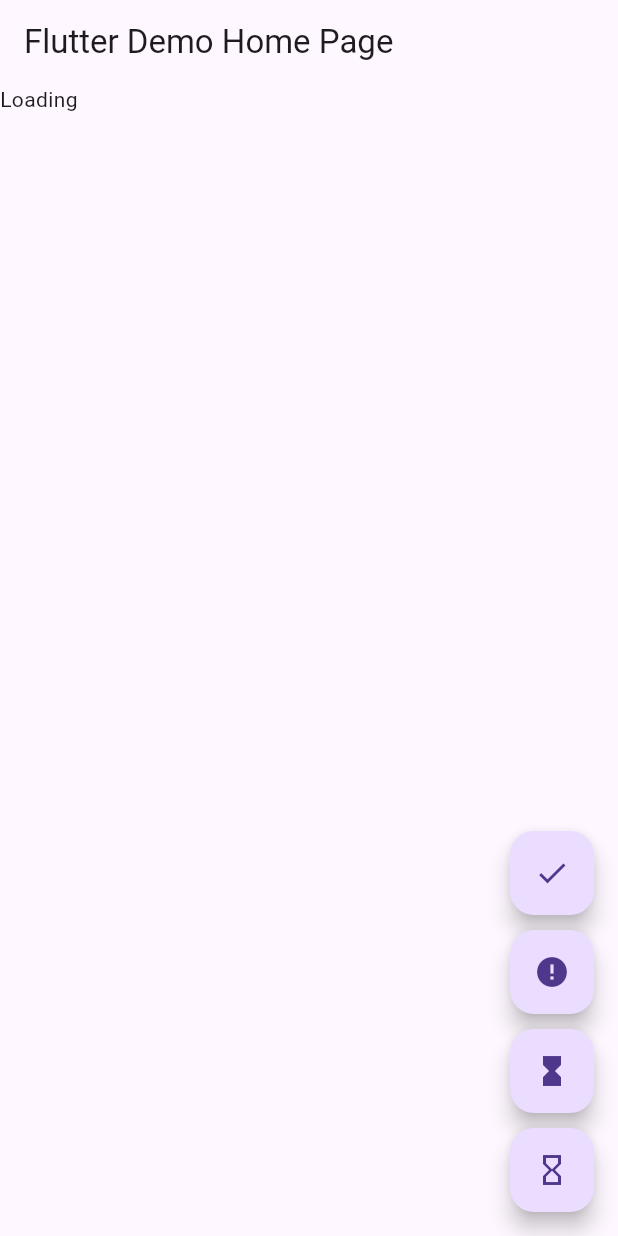
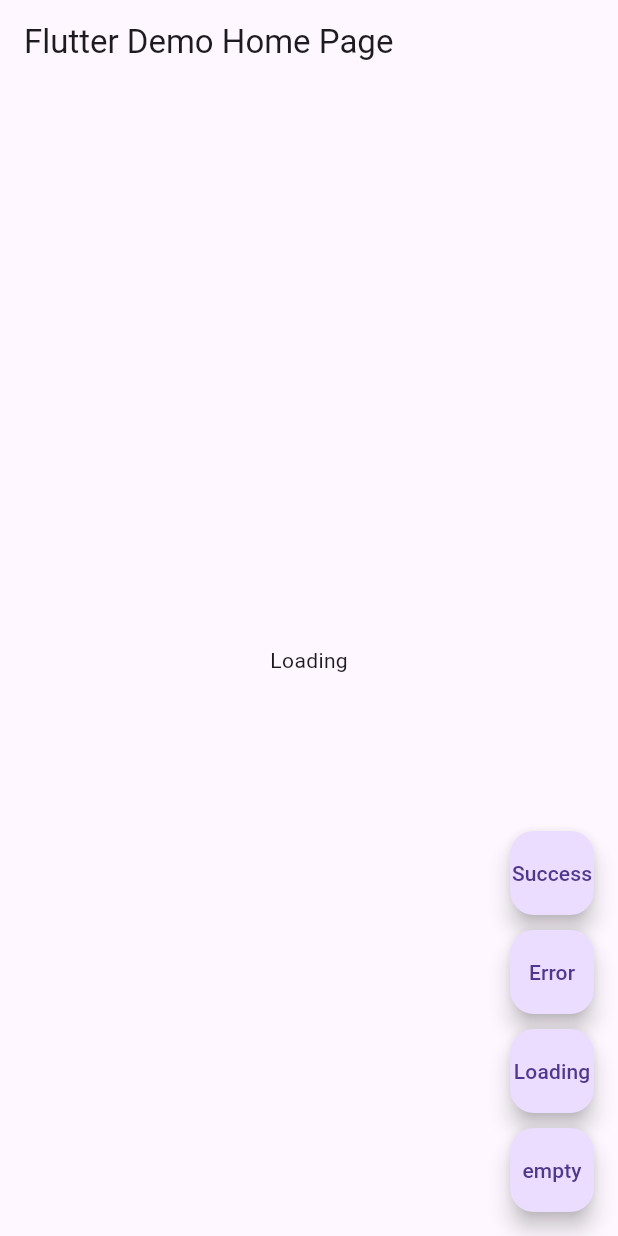
Before and after one commit to wosika/flutter_state_widget, a Flutter app: the screen it shows after launch, on a phone screen of 412 x 824 dp. Run offline on Flutter 3.47's test engine with Material 3 defaults, Android fonts, the phone set to English and light mode, and no system bars.

Commit message:
update demo.

```diff
--- a/example/lib/main.dart
+++ b/example/lib/main.dart
@@ -71,7 +71,7 @@ class _MyHomePageState extends State<MyHomePage> {
                 });
               },
               tooltip: 'Success',
-              child: const Icon(Icons.check),
+              child: Text("Success"),
             ),
             const SizedBox(height: 10),
             FloatingActionButton(
@@ -81,7 +81,7 @@ class _MyHomePageState extends State<MyHomePage> {
                 });
               },
               tooltip: 'Error',
-              child: const Icon(Icons.error),
+              child: Text("Error"),
             ),
             const SizedBox(height: 10),
             FloatingActionButton(
@@ -91,7 +91,7 @@ class _MyHomePageState extends State<MyHomePage> {
                 });
               },
               tooltip: 'Loading',
-              child: const Icon(Icons.hourglass_full),
+              child: Text("Loading"),
             ),
             const SizedBox(height: 10),
             FloatingActionButton(
@@ -101,19 +101,20 @@ class _MyHomePageState extends State<MyHomePage> {
                   });
                 },
                 tooltip: 'empty',
-                child: const Icon(Icons.hourglass_empty)),
+                child: Text("empty")),
           ],
         ));
   }
 
   _buildBody() {
-    return Text('Hello World').state(
+    return Center(
+      child: Text('Hello World').state(
           stateType: stateType,
           loadingWidgetBuilder: (_, __) => const Text('Loading'),
           emptyWidgetBuilder: (message, __) => const Text('Empty'),
           errorWidgetBuilder: (message, onRetry) => TextButton(
                 onPressed: onRetry,
-              child: const Text("点击重试"),
+                child: const Text("retry"),
               ),
           onRetry: () {
             //retry
@@ -121,7 +122,8 @@ class _MyHomePageState extends State<MyHomePage> {
               stateType = StateType.loading;
             });
           },
-        message: "提示信息");
+          message: "提示信息"),
+    );
 
     // StateWidget(
     //   stateType: stateType,
```
Lines whose indentation alone changed are shown as unchanged.
